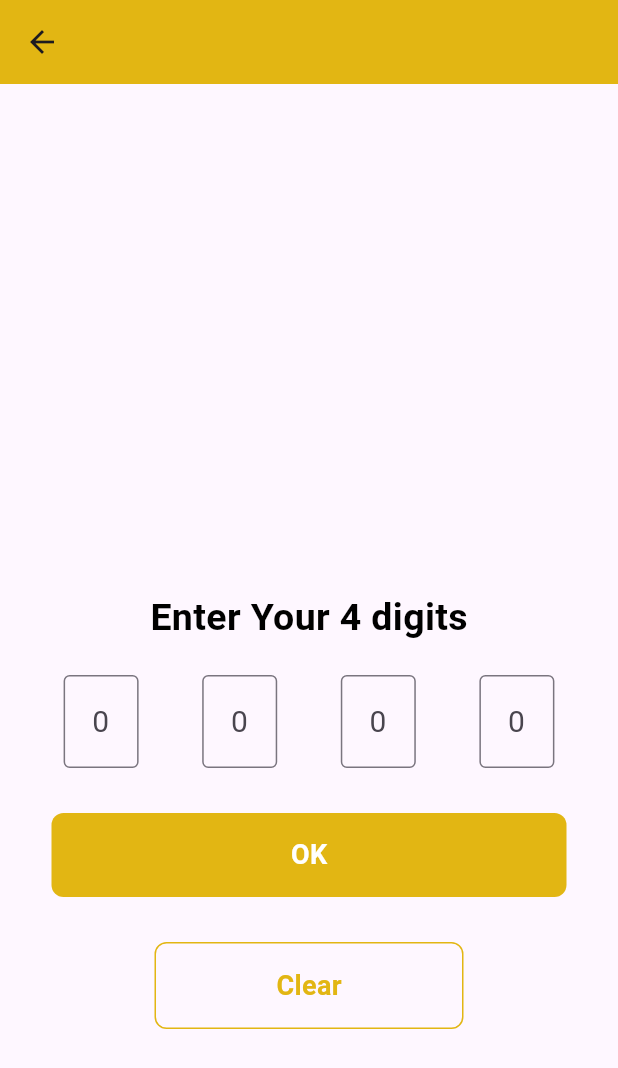
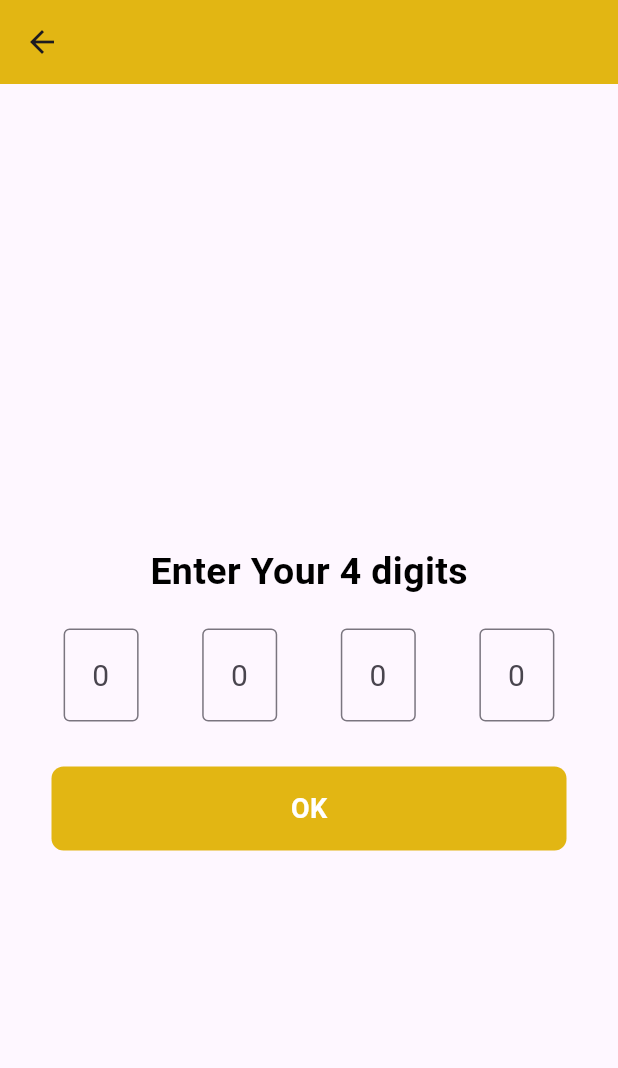
Before and after one commit to Tejas-gaikwad/bull_and_cow_game, a Flutter app: the GameScreen screen opened directly, on a phone screen of 412 x 824 dp. Shown: the top 1068 px of the screen. Run offline on Flutter 3.47's test engine with Material 3 defaults, Android fonts, the light colour scheme and no system bars.

Commit message:
added clear logic

```diff
--- a/lib/game_screen.dart
+++ b/lib/game_screen.dart
@@ -14,6 +14,7 @@ class _GameScreenState extends State<GameScreen> {
   late List<TextEditingController> _controllers;
   int? secretNumber;
   String? feedbackMessage;
+  bool clear = true;
 
   @override
   void initState() {
@@ -35,11 +36,13 @@ class _GameScreenState extends State<GameScreen> {
         backgroundColor: const Color.fromARGB(255, 226, 182, 19),
       ),
       body: Center(
+        child: SingleChildScrollView(
           child: Column(
             crossAxisAlignment: CrossAxisAlignment.center,
-          mainAxisAlignment: MainAxisAlignment.center,
+            mainAxisAlignment: MainAxisAlignment.spaceBetween,
             children: [
-            feedbackMessage == null
+              const SizedBox(height: 20),
+              (feedbackMessage == null || clear)
                   ? const SizedBox()
                   : Text(
                       feedbackMessage.toString(),
@@ -49,8 +52,31 @@ class _GameScreenState extends State<GameScreen> {
                         fontWeight: FontWeight.bold,
                       ),
                     ),
-            const SizedBox(height: 50),
-            const SizedBox(height: 150),
+              const SizedBox(height: 45),
+              clear
+                  ? const SizedBox()
+                  : Column(
+                      children: [
+                        const Text(
+                          'Generated Number was',
+                          style: TextStyle(
+                            color: Colors.black,
+                            fontSize: 15,
+                            fontWeight: FontWeight.bold,
+                          ),
+                        ),
+                        Text(
+                          secretNumber.toString(),
+                          style: const TextStyle(
+                            letterSpacing: 15,
+                            color: Colors.orange,
+                            fontSize: 25,
+                            fontWeight: FontWeight.bold,
+                          ),
+                        ),
+                      ],
+                    ),
+              const SizedBox(height: 15),
               const Text(
                 'Enter Your 4 digits',
                 style: TextStyle(
@@ -67,6 +93,7 @@ class _GameScreenState extends State<GameScreen> {
                   (index) => SizedBox(
                     width: 50,
                     child: TextField(
+                      enabled: clear ? true : false,
                       focusNode: _focusNodes?[index],
                       onChanged: (value) {
                         moveCursor(index);
@@ -110,18 +137,21 @@ class _GameScreenState extends State<GameScreen> {
                 ),
               ),
               const SizedBox(height: 30),
-            InkWell(
+              clear
+                  ? const SizedBox()
+                  : InkWell(
                       onTap: () {
                         for (var controller in _controllers) {
                           controller.clear();
                         }
+                        clear = true;
                         setState(() {});
                       },
                       child: Container(
                         alignment: Alignment.center,
                         width: MediaQuery.of(context).size.width / 2,
-                padding:
-                    const EdgeInsets.symmetric(horizontal: 25, vertical: 15),
+                        padding: const EdgeInsets.symmetric(
+                            horizontal: 25, vertical: 15),
                         decoration: BoxDecoration(
                           borderRadius: BorderRadius.circular(8.0),
                           color: Colors.transparent,
@@ -140,6 +170,7 @@ class _GameScreenState extends State<GameScreen> {
                       ),
                     )
             ],
+          ),
         ),
       ),
     );
@@ -162,6 +193,7 @@ class _GameScreenState extends State<GameScreen> {
       }
     }
     setState(() {
+      clear = false;
       feedbackMessage = 'Bulls: $bulls, Cows: $cows';
     });
   }
```
Lines whose indentation alone changed are shown as unchanged.
